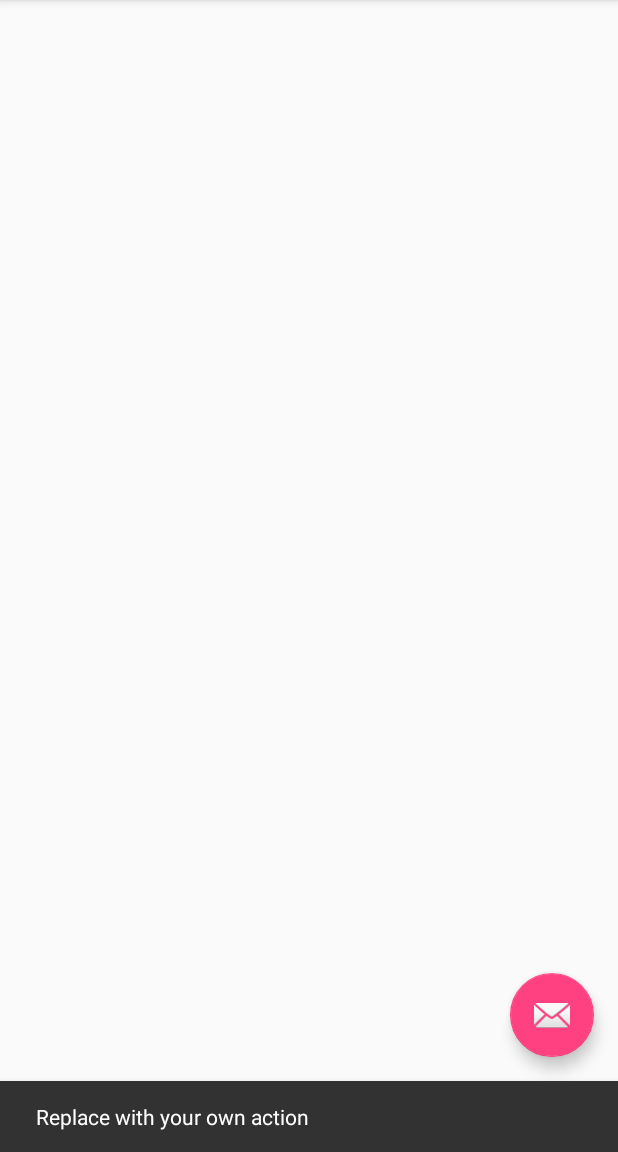
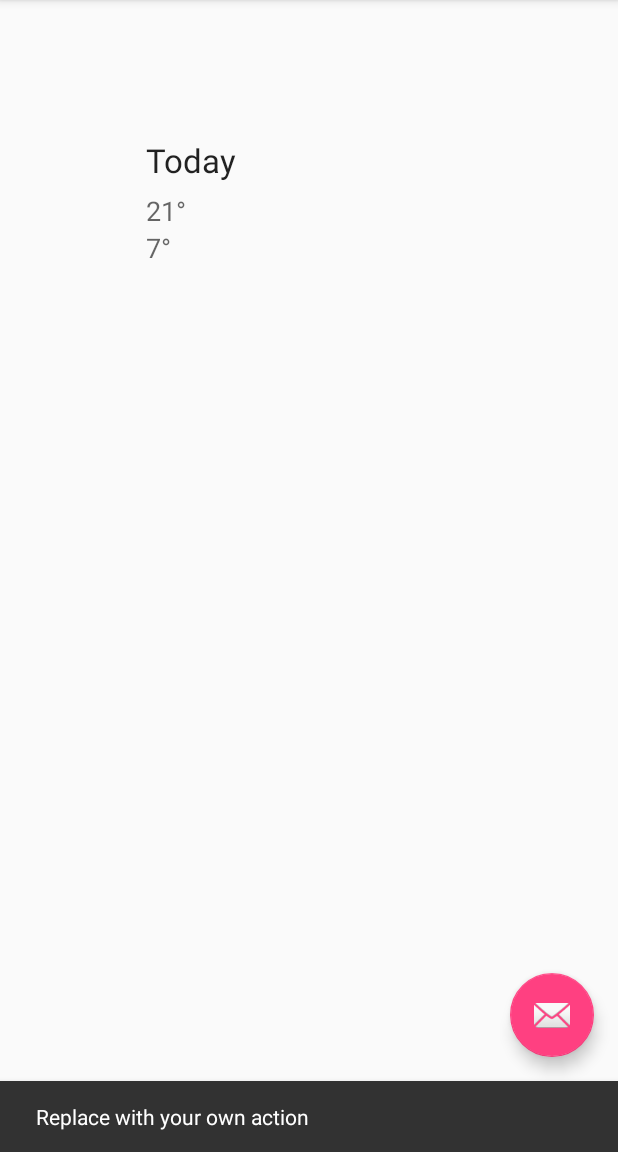
Before and after one commit to dmytrobohdanov/android-edu-sunny, an Android app: the screen it shows after launch (MainActivity), after a tap on an icon or button, on a phone screen of 412 x 824 dp, the part 84-1236 px from its top. Run offline under Robolectric (Android 15) with nearby library versions, the phone set to English and light mode, and no system bars.

Commit message:
init2 commit

```diff
--- a/app/src/main/res/layout/content_main.xml
+++ b/app/src/main/res/layout/content_main.xml
@@ -1,4 +1,4 @@
-<fragment xmlns:android="http://schemas.android.com/apk/res/android"
+    <fragment xmlns:android="http://schemas.android.com/apk/res/android"
     xmlns:app="http://schemas.android.com/apk/res-auto"
     xmlns:tools="http://schemas.android.com/tools"
     android:id="@+id/fragment"
--- a/app/src/main/res/layout/fragment_main.xml
+++ b/app/src/main/res/layout/fragment_main.xml
@@ -10,4 +10,34 @@
     tools:showIn="@layout/activity_main">
 
 
+    <TextView
+        android:layout_width="wrap_content"
+        android:layout_height="wrap_content"
+        android:textAppearance="?android:attr/textAppearanceMedium"
+        android:text="@string/dayTemperatureVal"
+        android:id="@+id/dayTemperature"
+        android:layout_marginStart="81dp"
+        android:layout_marginTop="112dp"
+        android:layout_alignParentTop="true"
+        android:layout_alignParentStart="true" />
+
+    <TextView
+        android:layout_width="wrap_content"
+        android:layout_height="wrap_content"
+        android:textAppearance="?android:attr/textAppearanceMedium"
+        android:text="@string/nightTemperatureVal"
+        android:id="@+id/nightTemperature"
+        android:layout_below="@+id/dayTemperature"
+        android:layout_alignStart="@+id/dayTemperature" />
+
+    <TextView
+        android:layout_width="wrap_content"
+        android:layout_height="wrap_content"
+        android:textAppearance="?android:attr/textAppearanceLarge"
+        android:text="@string/dateForWeather"
+        android:id="@+id/date"
+        android:layout_alignBottom="@+id/dayTemperature"
+        android:layout_alignStart="@+id/dayTemperature"
+        android:layout_marginBottom="31dp" />
+
 </RelativeLayout>
--- /dev/null
+++ b/app/src/main/res/layout/list_item_forecast.xml
@@ -0,0 +1,6 @@
+<?xml version="1.0" encoding="utf-8"?>
+<LinearLayout xmlns:android="http://schemas.android.com/apk/res/android"
+    android:orientation="vertical" android:layout_width="match_parent"
+    android:layout_height="match_parent">
+
+</LinearLayout>
--- a/app/src/main/res/values/strings.xml
+++ b/app/src/main/res/values/strings.xml
@@ -1,4 +1,7 @@
 <resources>
     <string name="app_name">Sunny</string>
     <string name="action_settings">Settings</string>
+    <string name="dayTemperatureVal">21°</string>
+    <string name="nightTemperatureVal">7°</string>
+    <string name="dateForWeather">Today</string>
 </resources>
```
